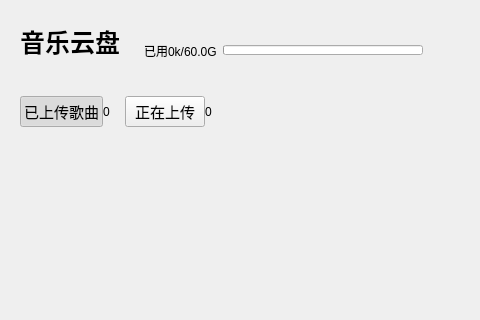
This is KuGouStart/MusicCloudDisk/MusicCloudDisk.ui in a-mo-xi-wei/Qt-KuGouAppClient as Qt 5 draws it before an edit; both pictures show x 0 to 480 and y 0 to 320 of the 880 by 526 pixel window. The edited form follows.
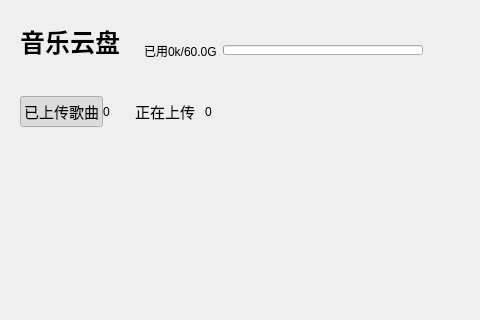
This is the edited form. Custom widgets are drawn as their Qt base class.

```diff
--- a/KuGouStart/MusicCloudDisk/MusicCloudDisk.ui
+++ b/KuGouStart/MusicCloudDisk/MusicCloudDisk.ui
@@ -300,6 +300,9 @@
              <property name="checkable">
               <bool>true</bool>
              </property>
+             <property name="flat">
+              <bool>true</bool>
+             </property>
             </widget>
            </item>
            <item>
```
Left out of the diff: 3 changed lines with no effect on the pictures.
